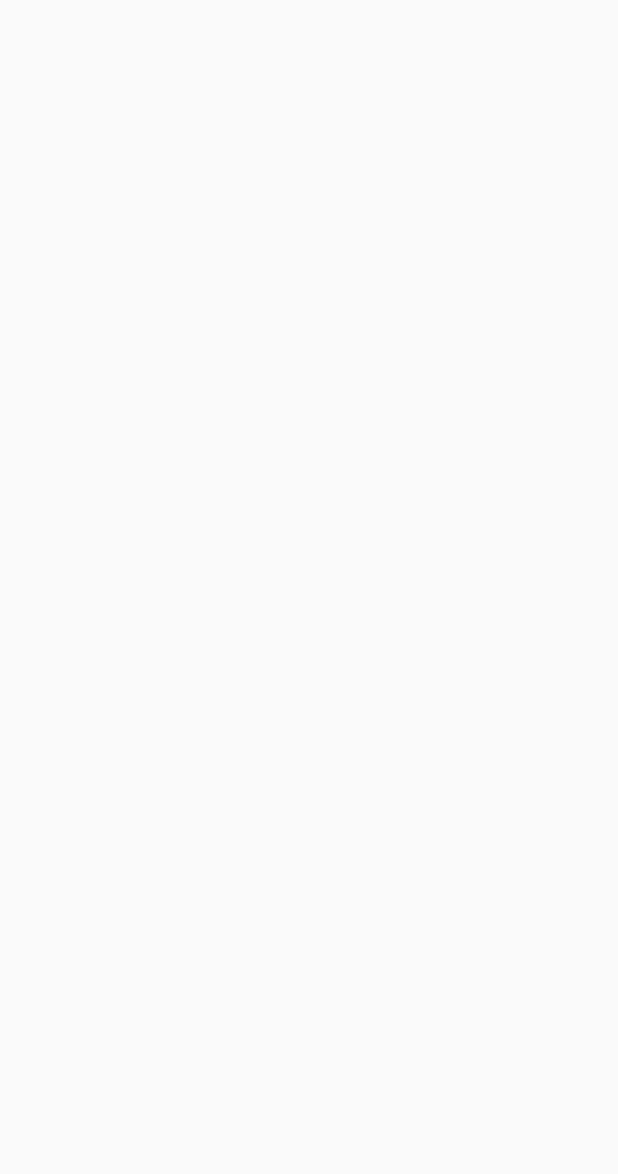
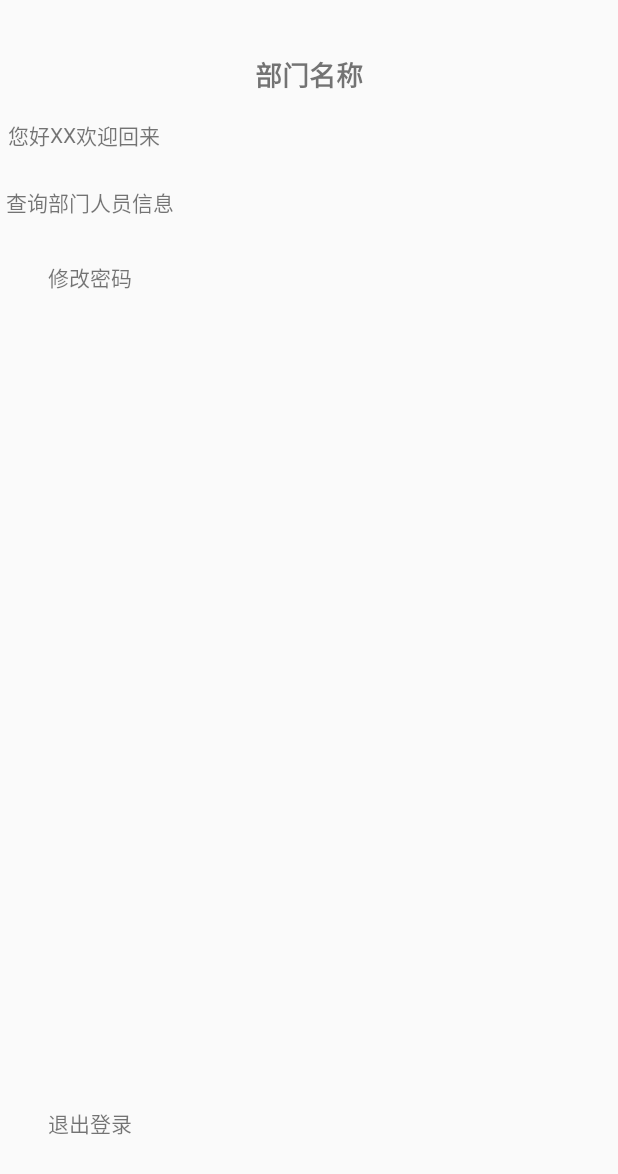
Before and after one commit to violet-two/login-android, an Android app: the InformationDepartmentActivity screen opened directly, with no data from a screen before it, on a phone screen of 412 x 824 dp. Before the commit the part shown is empty. Shown: the top 1174 px of the screen. Run offline under Robolectric (Android 15) with nearby library versions, the phone set to English and light mode, and no system bars.

Commit message:
修复了一些bug

```diff
--- a/login-ws-team/src/main/java/ws/com/login_ws_team/InformationDepartmentActivity.java
+++ b/login-ws-team/src/main/java/ws/com/login_ws_team/InformationDepartmentActivity.java
@@ -2,7 +2,9 @@ package ws.com.login_ws_team;
 
 import androidx.appcompat.app.AppCompatActivity;
 
+import android.content.Intent;
 import android.os.Bundle;
+import android.view.View;
 
 public class InformationDepartmentActivity extends AppCompatActivity {
 
@@ -11,4 +13,10 @@ public class InformationDepartmentActivity extends AppCompatActivity {
         super.onCreate(savedInstanceState);
         setContentView(R.layout.activity_information_department);
     }
+
+    public void quit(View view) {
+        Intent intent = new Intent(this, MainActivity.class);
+        intent.setFlags(Intent.FLAG_ACTIVITY_CLEAR_TOP);
+        this.startActivity(intent);
+    }
 }
--- a/login-ws-team/src/main/java/ws/com/login_ws_team/MainActivity.java
+++ b/login-ws-team/src/main/java/ws/com/login_ws_team/MainActivity.java
@@ -55,14 +55,16 @@ public class MainActivity extends AppCompatActivity implements View.OnClickListe
     @Override
     protected void onResume() {
         super.onResume();
-        try {
             Bundle bundle = getIntent().getExtras();
-            String status = bundle.getString("status");
-            if("success".equals(status)){
-                user.setText(bundle.getString("user"));
-                password.setText(bundle.getString("password"));
+            if(bundle!=null){
+                String status = bundle.getString("status");
+                if("success".equals(status)){
+                    user.setText(bundle.getString("user"));
+                    password.setText(bundle.getString("password"));
+                }
+            }else{
+                password.setText("");
             }
-        }catch (Exception e){}
     }
 
     @Override
--- a/login-ws-team/src/main/java/ws/com/login_ws_team/loginService/Login.java
+++ b/login-ws-team/src/main/java/ws/com/login_ws_team/loginService/Login.java
@@ -22,6 +22,7 @@ import okhttp3.internal.concurrent.Task;
 import retrofit2.Call;
 import retrofit2.Callback;
 import retrofit2.Response;
+import ws.com.login_ws_team.InformationDepartmentActivity;
 import ws.com.login_ws_team.api.API;
 import ws.com.login_ws_team.util.HttpUtil;
 import ws.com.login_ws_team.LoginSuccess;
@@ -42,7 +43,7 @@ public class Login {
                 Bundle bundle = msg.getData();
                 LoginUtil result = (LoginUtil) bundle.getSerializable("result");
                 if (result.getFlag().equals("success")) {
-                    Intent intent = new Intent(context, LoginSuccess.class);
+                    Intent intent = new Intent(context, InformationDepartmentActivity.class);
                     intent.setFlags(Intent.FLAG_ACTIVITY_NEW_TASK);
                     intent.putExtra("state", "登录成功");
                     context.startActivity(intent);
--- a/login-ws-team/src/main/res/layout/activity_information_department.xml
+++ b/login-ws-team/src/main/res/layout/activity_information_department.xml
@@ -1,9 +1,83 @@
 <?xml version="1.0" encoding="utf-8"?>
-<androidx.constraintlayout.widget.ConstraintLayout xmlns:android="http://schemas.android.com/apk/res/android"
+<LinearLayout xmlns:android="http://schemas.android.com/apk/res/android"
     xmlns:app="http://schemas.android.com/apk/res-auto"
     xmlns:tools="http://schemas.android.com/tools"
     android:layout_width="match_parent"
     android:layout_height="match_parent"
+    android:orientation="vertical"
     tools:context=".InformationDepartmentActivity">
 
-</androidx.constraintlayout.widget.ConstraintLayout>
+    <TextView
+        android:layout_width="match_parent"
+        android:layout_height="40dp"
+        android:layout_marginTop="30dp"
+        android:gravity="center"
+        android:text="@string/departmentName"
+        android:textStyle="bold"
+        android:textSize="@dimen/s18sp">
+    </TextView>
+    <LinearLayout
+        android:layout_width="match_parent"
+        android:layout_height="40dp"
+        android:padding="5dp"
+        android:gravity="center_vertical">
+        <TextView
+            android:layout_width="wrap_content"
+            android:layout_height="wrap_content"
+            android:text="您好">
+        </TextView>
+        <TextView
+            android:layout_width="wrap_content"
+            android:layout_height="wrap_content"
+            android:text="XX">
+        </TextView>
+        <TextView
+            android:layout_width="wrap_content"
+            android:layout_height="wrap_content"
+            android:text="欢迎回来">
+        </TextView>
+    </LinearLayout>
+
+    <LinearLayout
+        android:layout_width="match_parent"
+        android:layout_height="match_parent"
+        android:orientation="horizontal">
+        <RelativeLayout
+            android:layout_width="120dp"
+            android:layout_height="match_parent">
+            <LinearLayout
+                android:layout_width="match_parent"
+                android:layout_height="match_parent"
+                android:orientation="vertical">
+                <TextView
+                    android:layout_width="match_parent"
+                    android:layout_height="50dp"
+                    android:gravity="center"
+                    android:text="查询部门人员信息">
+                </TextView>
+                <TextView
+                    android:layout_width="match_parent"
+                    android:layout_height="50dp"
+                    android:gravity="center"
+                    android:text="修改密码">
+                </TextView>
+            </LinearLayout>
+
+            <TextView
+                android:id="@+id/quit"
+                android:layout_width="match_parent"
+                android:layout_height="50dp"
+                android:layout_alignParentBottom="true"
+                android:layout_marginBottom="50dp"
+                android:gravity="center"
+                android:text="退出登录"
+                android:onClick="quit"></TextView>
+        </RelativeLayout>
+        <androidx.viewpager.widget.ViewPager
+            android:layout_width="match_parent"
+            android:layout_height="match_parent">
+        </androidx.viewpager.widget.ViewPager>
+    </LinearLayout>
+
+
+</LinearLayout>
--- a/login-ws-team/src/main/res/values/strings.xml
+++ b/login-ws-team/src/main/res/values/strings.xml
@@ -17,6 +17,9 @@
     <string name="register_button">免费注册</string>
     <string name="tips">注意：密码长度必须为8-16位并且包含大小写字母、数字</string>
 
+    <!--部门界面-->
+    <string name="departmentName">部门名称</string>
+
     <!--修改密码-->
     <string name="modify_button">修改密码</string>
     <string name="phone">电话号码</string>
```
